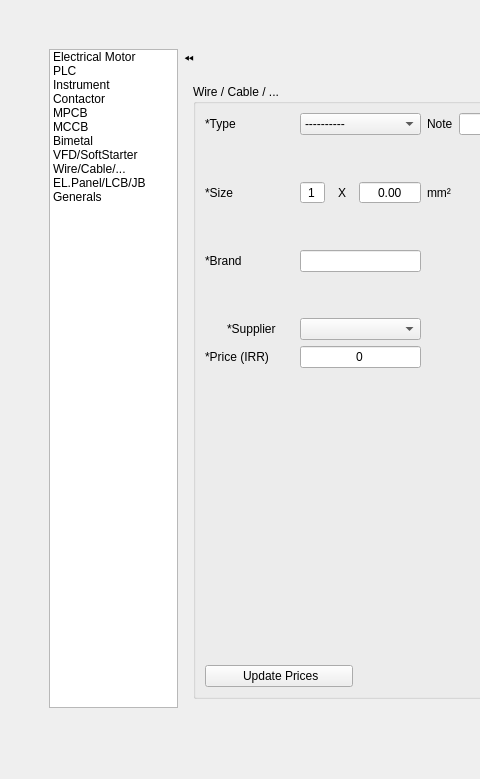
AliTavakoliNiya/GriinPower, file ui/data_entry/data_entry.ui: the form before one commit; both pictures show x 0 to 480 and y 0 to 779 of the 1354 by 779 pixel window.
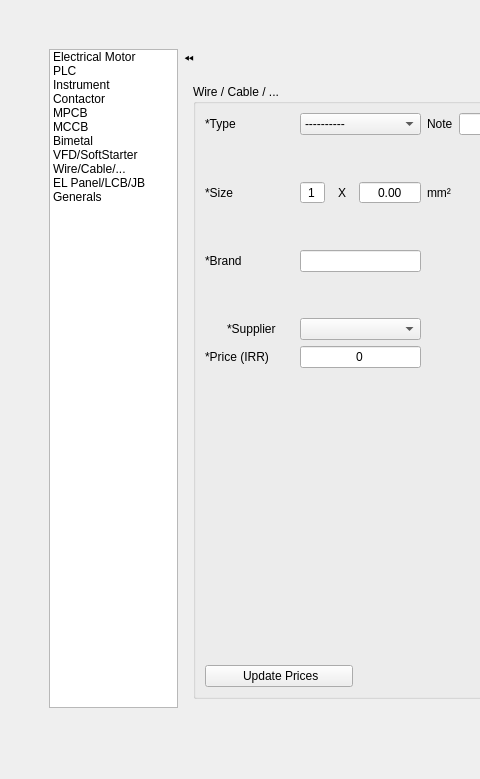
The form after the commit. Icons and pictures are not drawn.

```diff
--- a/ui/data_entry/data_entry.ui
+++ b/ui/data_entry/data_entry.ui
@@ -159,7 +159,7 @@
       </item>
       <item>
        <property name="text">
-        <string>EL.Panel/LCB/JB</string>
+        <string>EL Panel/LCB/JB</string>
        </property>
       </item>
       <item>
```
Left out of the diff: 10 changed lines with no effect on the pictures.
